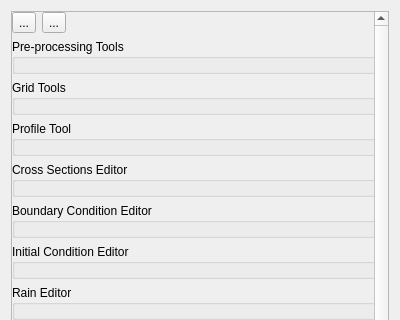
FLO-2DSoftware/qgis-flo-2d-plugin, file flo2d/ui/f2d_widget.ui: the form before one commit; both pictures show x 0 to 400 and y 0 to 320 of the 400 by 596 pixel window.
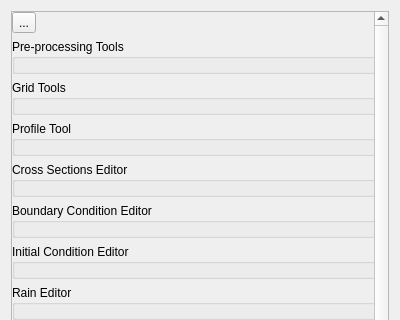
The form after the commit. Icons and pictures are not drawn. Custom widgets are drawn as their Qt base class.

Commit message: Removed the expand all groups button.

Patch:
```diff
--- a/flo2d/ui/f2d_widget.ui
+++ b/flo2d/ui/f2d_widget.ui
@@ -458,20 +458,6 @@
            </property>
           </widget>
          </item>
-         <item>
-          <widget class="QToolButton" name="expand_groups_btn">
-           <property name="toolTip">
-            <string>Expand All Groups</string>
-           </property>
-           <property name="text">
-            <string>...</string>
-           </property>
-           <property name="icon">
-            <iconset>
-             <normaloff>../img/expand_groups.svg</normaloff>../img/expand_groups.svg</iconset>
-           </property>
-          </widget>
-         </item>
          <item>
           <spacer name="horizontalSpacer">
            <property name="orientation">
```
The commit also changes 1 other file.
